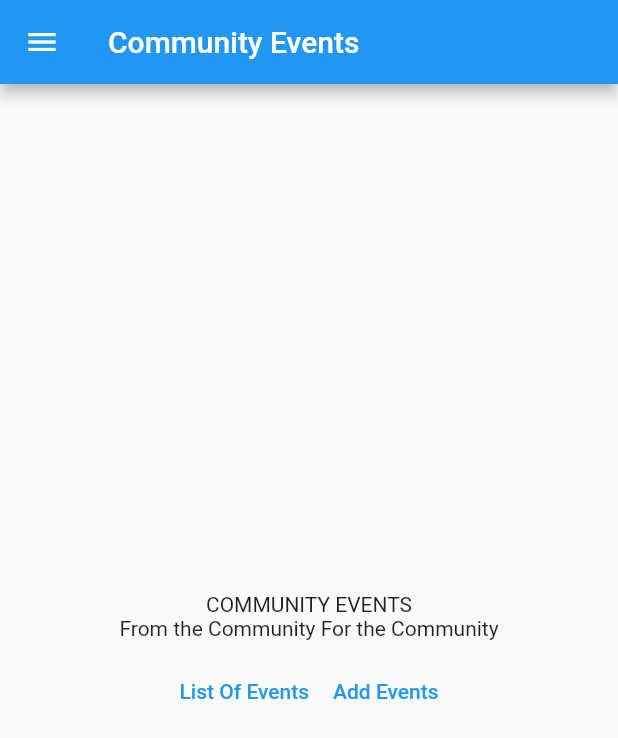
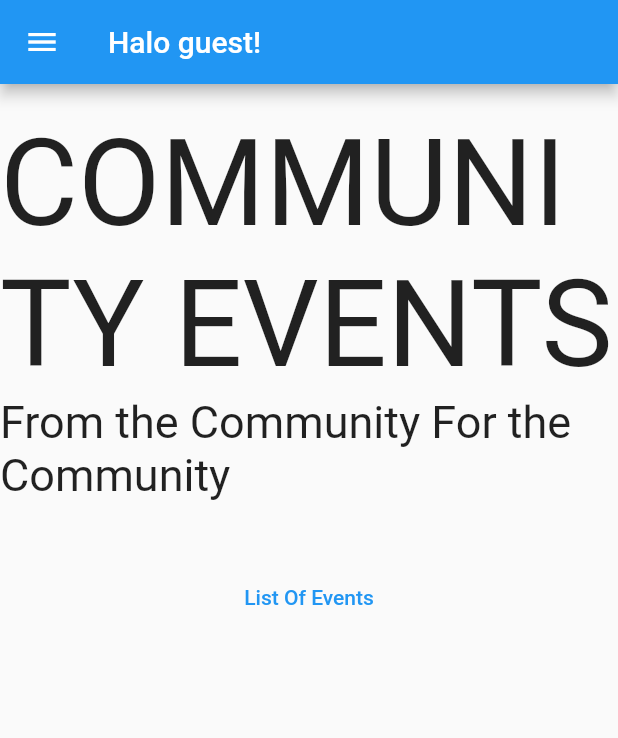
Before and after one commit to vwjaya32/RuOK-Flutter, a Flutter app: the EventPage screen opened directly, on a phone screen of 412 x 824 dp. Shown: the top 738 px of the screen. Run offline on Flutter 3.47's test engine with Material 2 defaults, Android fonts, the phone set to English and light mode, and no system bars; missing offline and left inert: pbp_django_auth; network calls fail.

Commit message:
Events done, Next: UI

```diff
--- a/ruok/lib/Events/pages/events_list.dart
+++ b/ruok/lib/Events/pages/events_list.dart
@@ -1,6 +1,8 @@
 import 'package:flutter/material.dart';
 import 'package:ruok/Events/models/com_events.dart';
 import 'package:ruok/Events/utils/fetch_events.dart';
+import 'package:provider/provider.dart';
+import 'package:ruok/providers/user_provider.dart';
 
 class EventList extends StatefulWidget {
   const EventList({Key? key}) : super(key:key);
@@ -20,6 +22,7 @@ class _EventDetailState extends State<EventList> {
 
   @override
   Widget build(BuildContext context) {
+    final user = context.watch<UserProvider>();
     return Scaffold(
       appBar: AppBar(
         title: Text('List Of Events'),
@@ -128,7 +131,8 @@ class _EventDetailState extends State<EventList> {
                             )
                           ],)
                         ),
-                      TextButton(
+                      Visibility(child: user.user.username != 'guest'
+                      ? TextButton(
                         child: snapshot.data![index].fields.is_joined ? Text('Unjoin') : Text('Join'),
                         onPressed: (){
                           showDialog(
@@ -179,6 +183,7 @@ class _EventDetailState extends State<EventList> {
                             });
                           },
                         )
+                      : Text(''))
                     ],
                   ),
                 )
--- a/ruok/lib/Events/pages/events_page.dart
+++ b/ruok/lib/Events/pages/events_page.dart
@@ -2,6 +2,8 @@ import 'package:flutter/material.dart';
 import 'package:ruok/drawer.dart';
 import 'package:ruok/Events/pages/events_list.dart';
 import 'package:ruok/Events/pages/add_events_page.dart';
+import 'package:provider/provider.dart';
+import 'package:ruok/providers/user_provider.dart';
 
 class EventPage extends StatefulWidget {
   const EventPage({Key? key}) : super(key:key);
@@ -14,49 +16,44 @@ class EventPageState extends State<EventPage> {
 
   @override
   Widget build(BuildContext context) {
+    final user = context.watch<UserProvider>();
+
     return Scaffold(
       appBar: AppBar(
-        title: Text('Community Events'),
+        title: Text('Halo ${user.user.username}!'),
       ),
       drawer: RuokDrawer(),
-      body: Center(
-        child: SingleChildScrollView(
+      body: SingleChildScrollView(
           child: Container(
             child: Column(
-              mainAxisAlignment: MainAxisAlignment.end,
               children: [
-                Row(
-                  mainAxisAlignment: MainAxisAlignment.center,
-                  children: const [
-                    Text('COMMUNITY EVENTS'),
-                  ],
-                ),
-                Row(
-                  mainAxisAlignment: MainAxisAlignment.center,
-                  children: const [
-                    Text('From the Community For the Community'),
-                  ],
-                ),
+                const Padding(
+                  padding:EdgeInsets.only(top: 20),
+                  child:Text('COMMUNITY EVENTS', style: TextStyle(fontSize: 80),)),
+                const Padding(
+                  padding: EdgeInsets.only(bottom: 30),
+                  child: Text('From the Community For the Community', style: TextStyle(fontSize: 30),),),
                 Padding(padding: const EdgeInsets.only(top: 10),
                 child: Column(
                   children: [
                     Row(
                       mainAxisAlignment: MainAxisAlignment.center,
                       children: [
-                        TextButton(
-                      onPressed: () {
+                      TextButton(
+                        onPressed: () {
                         Navigator.push(context, MaterialPageRoute(builder: (context) => const EventList()));
                       },
                       child: const Text('List Of Events')),
-                    TextButton(
-                      onPressed: () {
+                      Visibility(child: user.user.username != 'guest'
+                      ? TextButton(
+                        onPressed: () {
                         Navigator.push(context, MaterialPageRoute(builder: (context) => const EventForm()));
                       },
                       child: const Text('Add Events'))
+                      : const Text(''))
                     ],)
                   ]),)
               ]),)),
-      ),
     );
   }
 }
```
Also changed, not shown: ruok/lib/pages/events_page.dart (deleted).
